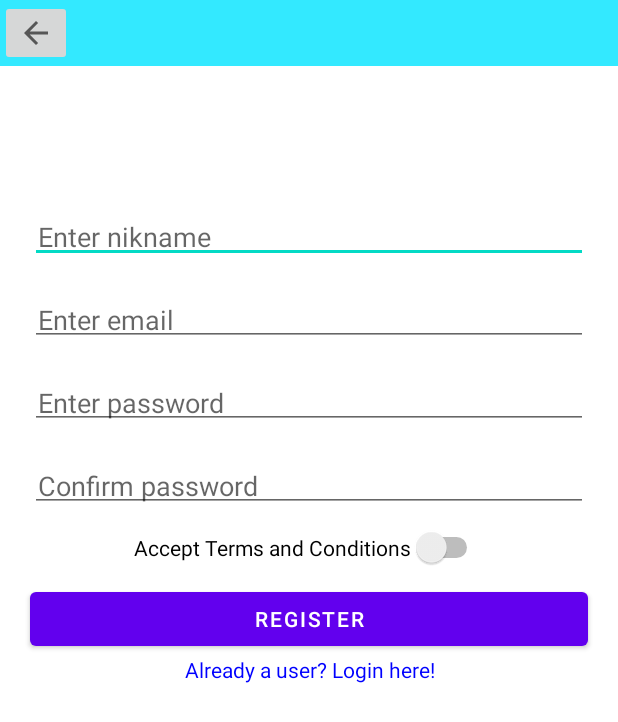
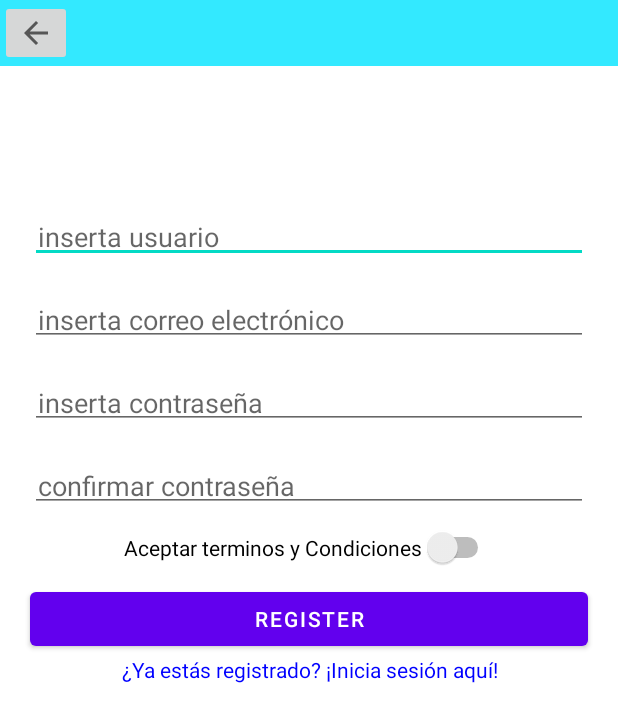
Before and after one commit to gaizkang99/Memedex, an Android app: the Register screen opened directly, with no data from a screen before it, on a phone screen of 412 x 824 dp. Shown: the top 722 px of the screen. Run offline under Robolectric (Android 15) with nearby library versions, the phone set to English and light mode, and no system bars; our stand-ins replace Firebase (no records; nobody signed in at launch, a user with empty details on screens opened directly), Picasso; pictures from the network do not load.

Commit message:
Aplicació CASI ACABADA!

```diff
--- a/app/src/main/java/com/example/memedex/pantallas/menu/capturar/Capturar.java
+++ b/app/src/main/java/com/example/memedex/pantallas/menu/capturar/Capturar.java
@@ -64,7 +64,7 @@ public class Capturar extends AppCompatActivity {
         });
 
 
-        c = new CountDownTimer(rand.nextInt(15) * 1000, 1000) {
+        c = new CountDownTimer(rand.nextInt(7) * 1000, 1000) {
             public void onTick(long millisUntilFinished) {
                 // Used for formatting digit to be in 2 digits only
                 long hour = (millisUntilFinished / 3600000) % 24;
--- a/app/src/main/res/layout/register.xml
+++ b/app/src/main/res/layout/register.xml
@@ -43,7 +43,7 @@
             android:layout_marginStart="20dp"
             android:layout_marginTop="140dp"
             android:layout_marginEnd="20dp"
-            android:hint="Enter nikname"
+            android:hint="inserta usuario"
             android:inputType="textEmailAddress"
             android:padding="5dp" />
 
@@ -51,26 +51,26 @@
             android:id="@+id/userMail"
             android:layout_width="match_parent"
             android:layout_height="wrap_content"
+            android:layout_below="@+id/userName"
             android:layout_marginStart="20dp"
+            android:layout_marginTop="20dp"
             android:layout_marginEnd="20dp"
-            android:layout_marginTop="20dp"
-            android:layout_below="@+id/userName"
-            android:hint="Enter email"
+            android:hint="inserta correo electrónico"
             android:inputType="textEmailAddress"
             android:padding="5dp" />
 
 
         <com.google.android.material.textfield.TextInputEditText
+            android:id="@+id/passwd"
             android:layout_width="match_parent"
             android:layout_height="wrap_content"
             android:layout_below="@+id/userMail"
-            android:id="@+id/passwd"
             android:layout_marginStart="20dp"
+            android:layout_marginTop="20dp"
             android:layout_marginEnd="20dp"
-            android:layout_marginTop="20dp"
+            android:hint="inserta contraseña"
             android:inputType="textPassword"
-            android:hint="Enter password"
-            android:padding="5dp"/>
+            android:padding="5dp" />
 
         <com.google.android.material.textfield.TextInputEditText
             android:layout_width="match_parent"
@@ -81,7 +81,7 @@
             android:layout_marginEnd="20dp"
             android:layout_marginTop="20dp"
             android:inputType="textPassword"
-            android:hint="Confirm password"
+            android:hint="confirmar contraseña"
             android:padding="5dp"/>
 
         <RelativeLayout
@@ -96,27 +96,27 @@
                 android:id="@+id/terminos"
                 android:layout_width="wrap_content"
                 android:layout_height="wrap_content"
-                android:text="Accept Terms and Conditions"
+                android:text="Aceptar terminos y Condiciones"
                 tools:ignore="UseSwitchCompatOrMaterialXml,TouchTargetSizeCheck" />
         </RelativeLayout>
 
         <Button
+            android:id="@+id/register"
             android:layout_width="match_parent"
             android:layout_height="wrap_content"
             android:layout_below="@+id/switchVibracion"
-            android:id="@+id/register"
             android:layout_marginStart="20dp"
             android:layout_marginEnd="20dp"
-            android:text="Register"/>
+            android:text="Register" />
 
         <TextView
             android:id="@+id/login"
             android:layout_width="match_parent"
             android:layout_height="wrap_content"
             android:layout_below="@+id/register"
-            android:text="Already a user? Login here!"
+            android:text="¿Ya estás registrado? ¡Inicia sesión aquí!"
             android:textAlignment="center"
-            android:textColor="#00F"/>
+            android:textColor="#00F" />
 
     </RelativeLayout>
 
```
Also changed, not shown: app/src/main/res/layout/capturar.xml (+9 -0 lines).
